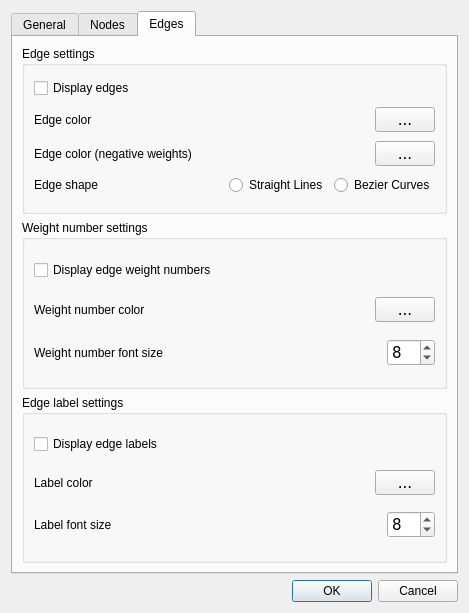
Before: the Qt Designer form src/forms/settingsdialog.ui in socnetv/app, drawn with Qt 5.
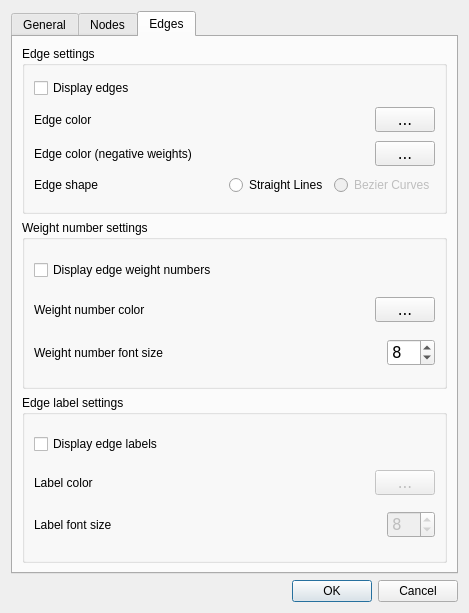
After: the same form once the commit is applied. The open tabs and pages were chosen to show the change. Icons and pictures are not drawn.

```diff
--- a/src/forms/settingsdialog.ui
+++ b/src/forms/settingsdialog.ui
@@ -1306,6 +1306,9 @@
             </item>
             <item>
              <widget class="QRadioButton" name="edgeShapeRadioBezier">
+              <property name="enabled">
+               <bool>false</bool>
+              </property>
               <property name="toolTip">
                <string>&lt;html&gt;&lt;head/&gt;&lt;body&gt;&lt;p&gt;&lt;span style=&quot; font-weight:600;&quot;&gt;Default edge shape&lt;/span&gt;&lt;/p&gt;&lt;p&gt;Select the default edge shape for all edges. &lt;/p&gt;&lt;p&gt;Edges can be either straight lines (default) or bezier curves.&lt;/p&gt;&lt;p&gt;This will apply to all existing edgesimmediately.&lt;/p&gt;&lt;p&gt;Once you press OK, the default edge shape will be saved and it will be used in all future SocNetV sessions.&lt;/p&gt;&lt;/body&gt;&lt;/html&gt;</string>
               </property>
@@ -1509,6 +1512,9 @@
             </item>
             <item>
              <widget class="QToolButton" name="edgeLabelColorBtn">
+              <property name="enabled">
+               <bool>false</bool>
+              </property>
               <property name="minimumSize">
                <size>
                 <width>60</width>
@@ -1570,6 +1576,9 @@
             </item>
             <item>
              <widget class="QSpinBox" name="edgeLabelSizeSpin">
+              <property name="enabled">
+               <bool>false</bool>
+              </property>
               <property name="font">
                <font>
                 <family>DejaVu Sans</family>
```
